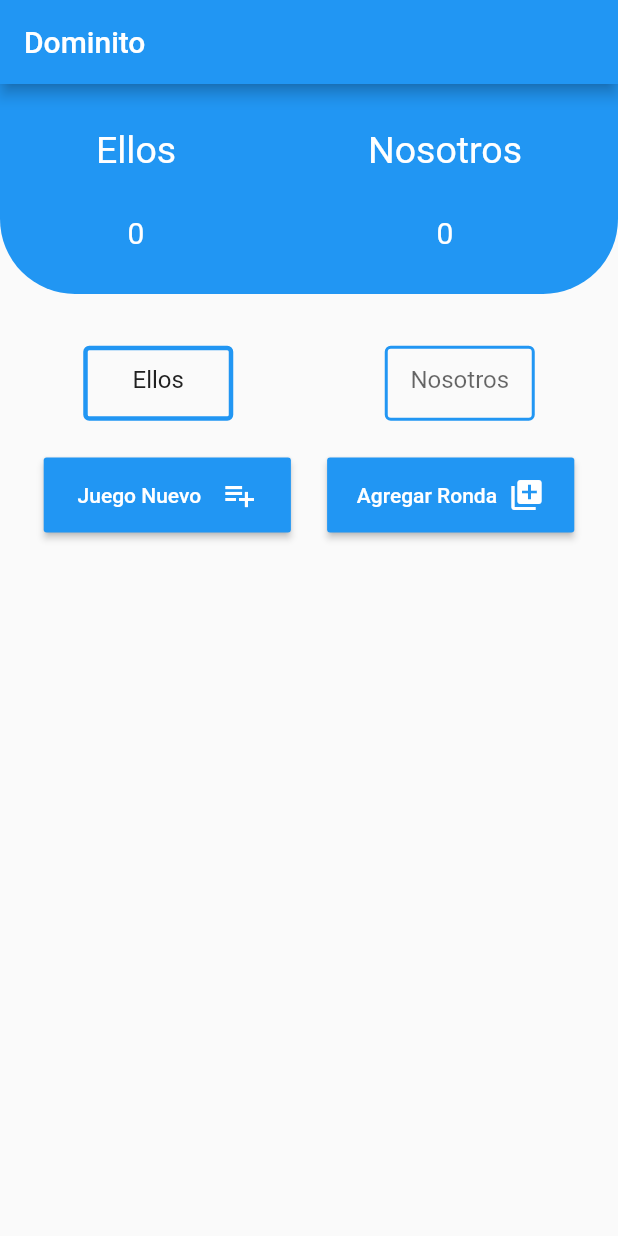
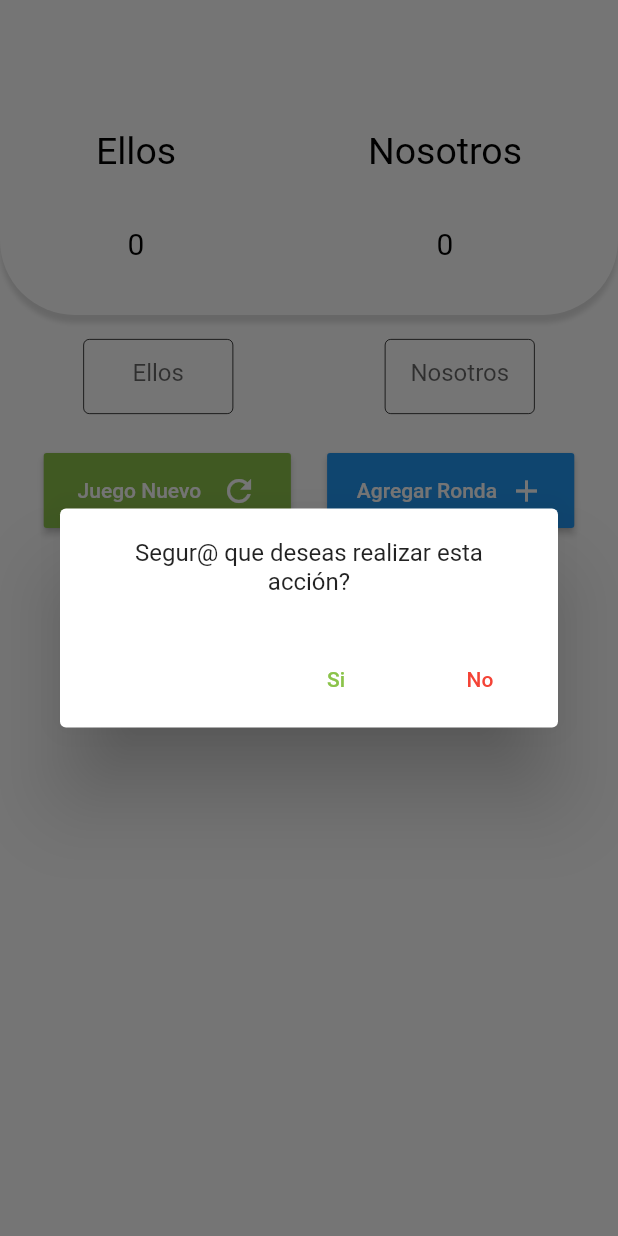
Before and after one commit to luisjmarrero/domitoscoresheetapp, a Flutter app: the screen it shows after launch, after a tap on "Juego Nuevo", on a phone screen of 412 x 824 dp. Run offline on Flutter 3.47's test engine with Material 2 defaults, Android fonts, the phone set to English and light mode, and no system bars.

Commit message:
changes to UI (still uggly)

```diff
--- a/lib/main.dart
+++ b/lib/main.dart
@@ -1,10 +1,11 @@
+import 'dart:ui';
+
 import 'package:flutter/material.dart';
 import 'package:flutter/services.dart';
 
 void main() => runApp(MyApp());
 
 class MyApp extends StatelessWidget {
-  // This widget is the root of your application.
   @override
   Widget build(BuildContext context) {
     return GestureDetector(
@@ -38,6 +39,7 @@ class MyHomePage extends StatefulWidget {
 class _MyHomePageState extends State<MyHomePage> {
   final scoreAController = TextEditingController();
   final scoreBController = TextEditingController();
+  ScrollController _scrollController = new ScrollController();
   bool _isButtonDisabled = false;
   List<List<int>> scores = [];
   int _totalA = 0;
@@ -52,6 +54,40 @@ class _MyHomePageState extends State<MyHomePage> {
     super.dispose();
   }
 
+  void _askConfirmation(BuildContext context) {
+    showDialog(
+        context: context,
+        builder: (context) => AlertDialog(
+              content: Text(
+                'Segur@ que deseas realizar esta acción?',
+                textAlign: TextAlign.center,
+              ),
+              actions: <Widget>[
+                FlatButton(
+                  child: Text(
+                    'Si',
+                    textAlign: TextAlign.center,
+                    style: TextStyle(color: Colors.lightGreen),
+                  ),
+                  onPressed: () {
+                    Navigator.of(context).pop();
+                    _resetEverything();
+                  },
+                ),
+                FlatButton(
+                  child: Text(
+                    'No',
+                    textAlign: TextAlign.center,
+                    style: TextStyle(color: Colors.red),
+                  ),
+                  onPressed: () {
+                    Navigator.of(context).pop();
+                  },
+                ),
+              ],
+            ));
+  }
+
   void _showAlert(BuildContext context) {
     showDialog(
         context: context,
@@ -59,7 +95,11 @@ class _MyHomePageState extends State<MyHomePage> {
               content: Text('Y los puntos pa\' cuando?'),
               actions: <Widget>[
                 FlatButton(
-                  child: Text('Mala mia..'),
+                  child: Text(
+                    'Mala mia..',
+                    textAlign: TextAlign.center,
+                    style: TextStyle(color: Colors.red),
+                  ),
                   onPressed: () {
                     Navigator.of(context).pop();
                   },
@@ -73,17 +113,27 @@ class _MyHomePageState extends State<MyHomePage> {
         context: context,
         builder: (context) => AlertDialog(
               content: Text(
-                  '${_totalA > _totalB ? 'Ganaron Ellos 😭' : 'Ganamos Nostros 😁!'}'),
+                '${_totalA > _totalB ? 'Ganaron Ellos 😭' : 'Ganamos Nostros 😁!'}',
+                textAlign: TextAlign.center,
+              ),
               actions: <Widget>[
                 FlatButton(
-                  child: Text('Juego Nuevo'),
+                  child: Text(
+                    'Juego Nuevo',
+                    textAlign: TextAlign.center,
+                    style: TextStyle(color: Colors.lightGreen),
+                  ),
                   onPressed: () {
                     Navigator.of(context).pop();
                     _resetEverything();
                   },
                 ),
                 FlatButton(
-                  child: Text('Cerrar'),
+                  child: Text(
+                    'Cerrar',
+                    textAlign: TextAlign.center,
+                    style: TextStyle(color: Colors.red),
+                  ),
                   onPressed: () {
                     Navigator.of(context).pop();
                   },
@@ -93,6 +143,11 @@ class _MyHomePageState extends State<MyHomePage> {
   }
 
   void _addRound() async {
+    FocusScopeNode currentFocus = FocusScope.of(context);
+
+    if (!currentFocus.hasPrimaryFocus) {
+      currentFocus.unfocus();
+    }
     setState(() {
       if (scoreAController.text.isEmpty && scoreBController.text.isEmpty) {
         _showAlert(context);
@@ -111,6 +166,9 @@ class _MyHomePageState extends State<MyHomePage> {
         scoreAController.clear();
         scoreBController.clear();
         _isButtonDisabled = false;
+
+        _scrollController.animateTo(0.0,
+            duration: Duration(milliseconds: 100), curve: Curves.easeOutCirc);
       }
 
       // check for winners
@@ -121,8 +179,20 @@ class _MyHomePageState extends State<MyHomePage> {
     });
   }
 
-  void deleteRound() {
-    setState(() {});
+  void _deleteRound(index) {
+    setState(() {
+      setState(() {
+        _totalA -= scores[index][0];
+        _totalB -= scores[index][1];
+        scores.removeAt(index);
+      });
+    });
+  }
+
+  void _newGame() async {
+    setState(() {
+      _askConfirmation(context);
+    });
   }
 
   void _resetEverything() {
@@ -197,21 +267,31 @@ class _MyHomePageState extends State<MyHomePage> {
   @override
   Widget build(BuildContext context) {
     return Scaffold(
-      // backgroundColor: Colors.white,
-      appBar: AppBar(
-        title: Text(widget.title),
-      ),
+      backgroundColor: Colors.white,
+      // appBar: AppBar(
+      //   title: Text(widget.title),
+      // ),
+
       resizeToAvoidBottomPadding: false,
-      body: Stack(
+      body: Container(
+        padding: EdgeInsets.only(top: 50),
+        child: Stack(
           children: <Widget>[
             Container(
-            height: 140,
+              height: 160,
               decoration: BoxDecoration(
                 borderRadius: BorderRadius.only(
                   bottomLeft: Radius.circular(50),
                   bottomRight: Radius.circular(50),
                 ),
-              color: Theme.of(context).primaryColor,
+                color: Colors.white,
+                boxShadow: [
+                  BoxShadow(
+                    color: Colors.black12,
+                    blurRadius: 2,
+                    offset: Offset(0.0, 5),
+                  ),
+                ],
               ),
               child: Row(
                 mainAxisAlignment: MainAxisAlignment.spaceAround,
@@ -221,11 +301,11 @@ class _MyHomePageState extends State<MyHomePage> {
                     children: <Widget>[
                       Text(
                         'Ellos',
-                      style: TextStyle(fontSize: 25, color: Colors.white),
+                        style: TextStyle(fontSize: 25, color: Colors.black),
                       ),
                       Text(
                         _totalA.toString(),
-                      style: TextStyle(fontSize: 20, color: Colors.white),
+                        style: TextStyle(fontSize: 20, color: Colors.black),
                       ),
                     ],
                   ),
@@ -234,11 +314,11 @@ class _MyHomePageState extends State<MyHomePage> {
                     children: <Widget>[
                       Text(
                         'Nosotros',
-                      style: TextStyle(fontSize: 25, color: Colors.white),
+                        style: TextStyle(fontSize: 25, color: Colors.black),
                       ),
                       Text(
                         _totalB.toString(),
-                      style: TextStyle(fontSize: 20, color: Colors.white),
+                        style: TextStyle(fontSize: 20, color: Colors.black),
                       ),
                     ],
                   ),
@@ -261,14 +341,13 @@ class _MyHomePageState extends State<MyHomePage> {
                             textAlign: TextAlign.center,
                             decoration: InputDecoration(
                               hintText: 'Ellos',
-                            hintStyle: TextStyle(color: Colors.grey[900]),
                               enabledBorder: OutlineInputBorder(
                                 borderSide: const BorderSide(
-                                  color: Colors.blue, width: 3),
+                                    color: Colors.black, width: 0.5),
                               ),
                               focusedBorder: OutlineInputBorder(
                                 borderSide: const BorderSide(
-                                  color: Colors.blueAccent, width: 3),
+                                    color: Colors.blueAccent, width: 0.5),
                               ),
                             ),
                             keyboardType: TextInputType.number,
@@ -287,11 +366,11 @@ class _MyHomePageState extends State<MyHomePage> {
                               hintText: 'Nosotros',
                               enabledBorder: OutlineInputBorder(
                                 borderSide: const BorderSide(
-                                  color: Colors.blue, width: 2),
+                                    color: Colors.black, width: 0.5),
                               ),
                               focusedBorder: OutlineInputBorder(
                                 borderSide: const BorderSide(
-                                  color: Colors.blueAccent, width: 3),
+                                    color: Colors.blueAccent, width: 0.5),
                               ),
                             ),
                             keyboardType: TextInputType.number,
@@ -311,7 +390,7 @@ class _MyHomePageState extends State<MyHomePage> {
                           height: 50,
                           child: RaisedButton(
                             disabledColor: Colors.grey,
-                          color: Theme.of(context).primaryColor,
+                            color: Colors.lightGreen,
                             child: Row(
                               mainAxisAlignment: MainAxisAlignment.spaceAround,
                               children: <Widget>[
@@ -320,12 +399,12 @@ class _MyHomePageState extends State<MyHomePage> {
                                   style: TextStyle(color: Colors.white),
                                 ),
                                 Icon(
-                                Icons.playlist_add,
+                                  Icons.refresh,
                                   color: Colors.white,
                                 ),
                               ],
                             ),
-                          onPressed: _resetEverything,
+                            onPressed: _newGame,
                           ),
                         ),
                         Container(
@@ -342,7 +421,7 @@ class _MyHomePageState extends State<MyHomePage> {
                                   style: TextStyle(color: Colors.white),
                                 ),
                                 Icon(
-                                Icons.library_add,
+                                  Icons.add,
                                   color: Colors.white,
                                 ),
                               ],
@@ -358,21 +437,30 @@ class _MyHomePageState extends State<MyHomePage> {
                       child: InkWell(
                         onTap: () {
                           setState(() {
-                          FocusScopeNode currentFocus = FocusScope.of(context);
+                            FocusScopeNode currentFocus =
+                                FocusScope.of(context);
 
                             if (!currentFocus.hasPrimaryFocus) {
                               currentFocus.unfocus();
                             }
-                          sideLength == 50 ? sideLength = 100 : sideLength = 50;
+                            sideLength == 50
+                                ? sideLength = 100
+                                : sideLength = 50;
                           });
                         },
-                      child: ListView.builder(
+                        child: Scrollbar(
+                          child: ListView.separated(
+                              separatorBuilder: (context, index) {
+                                return Divider();
+                              },
+                              reverse: true,
+                              controller: _scrollController,
                               itemCount: scores.length,
                               itemBuilder: (BuildContext context, int index) {
                                 return Dismissible(
                                   background: slideRightBackground(),
                                   secondaryBackground: slideLeftBackground(),
-                              key: Key(scores[index].toString()),
+                                  key: UniqueKey(),
                                   onDismissed: (direction) {
                                     setState(() {
                                       _totalA -= scores[index][0];
@@ -388,12 +476,29 @@ class _MyHomePageState extends State<MyHomePage> {
                                           MainAxisAlignment.spaceAround,
                                       children: <Widget>[
                                         Text(
+                                          'P${index + 1}',
+                                          style: TextStyle(
+                                              fontWeight: FontWeight.bold),
+                                        ),
+                                        VerticalDivider(),
+                                        Text(
                                           '${scores[index][0]}',
-                                      style: TextStyle(color: Colors.blue),
+                                          style: TextStyle(color: Colors.black),
                                         ),
+                                        VerticalDivider(),
                                         Text(
                                           '${scores[index][1]}',
-                                      style: TextStyle(color: Colors.blue),
+                                          style: TextStyle(color: Colors.black),
+                                        ),
+                                        VerticalDivider(),
+                                        IconButton(
+                                          onPressed: () {
+                                            _deleteRound(index);
+                                          },
+                                          icon: Icon(
+                                            Icons.delete,
+                                            color: Colors.red,
+                                          ),
                                         ),
                                       ],
                                     ),
@@ -402,12 +507,14 @@ class _MyHomePageState extends State<MyHomePage> {
                               }),
                         ),
                       ),
+                    ),
                   ],
                 ),
               ),
             ),
           ],
         ),
+      ),
     );
   }
 }
```
Lines whose indentation alone changed are shown as unchanged.
